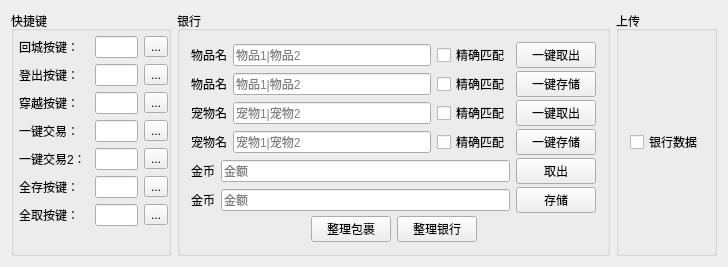
Before: the Qt Designer form MLAssist/GameSysCfgWgt.ui in HBACC0005240/MLAssist, drawn with Qt 5.
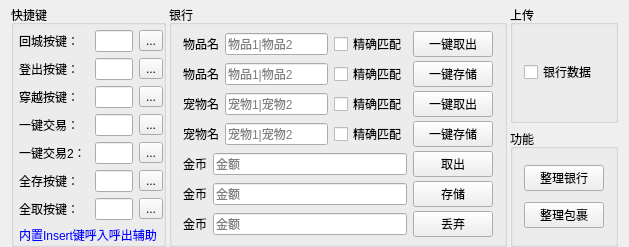
After: the same form once the commit is applied.

Commit message: 修改碎片不能存银行的bug 增加丢钱

Patch:
```diff
--- a/MLAssist/GameSysCfgWgt.ui
+++ b/MLAssist/GameSysCfgWgt.ui
@@ -6,14 +6,23 @@
    <rect>
     <x>0</x>
     <y>0</y>
-    <width>728</width>
-    <height>243</height>
+    <width>629</width>
+    <height>238</height>
    </rect>
   </property>
   <property name="windowTitle">
    <string>GameSysCfgWgt</string>
   </property>
   <layout class="QHBoxLayout" name="horizontalLayout_8">
+   <property name="spacing">
+    <number>3</number>
+   </property>
+   <property name="topMargin">
+    <number>5</number>
+   </property>
+   <property name="bottomMargin">
+    <number>0</number>
+   </property>
    <item>
     <widget class="QGroupBox" name="groupBox">
      <property name="maximumSize">
@@ -261,6 +270,16 @@
         </item>
        </layout>
       </item>
+      <item>
+       <widget class="QLabel" name="label_4">
+        <property name="styleSheet">
+         <string notr="true">color: rgb(0, 0, 255);</string>
+        </property>
+        <property name="text">
+         <string>内置Insert键呼入呼出辅助</string>
+        </property>
+       </widget>
+      </item>
       <item>
        <spacer name="verticalSpacer">
         <property name="orientation">
@@ -286,6 +305,12 @@
       <property name="spacing">
        <number>3</number>
       </property>
+      <property name="topMargin">
+       <number>5</number>
+      </property>
+      <property name="bottomMargin">
+       <number>0</number>
+      </property>
       <item>
        <layout class="QHBoxLayout" name="horizontalLayout_2">
         <item>
@@ -467,50 +492,33 @@
       <item>
        <layout class="QHBoxLayout" name="horizontalLayout_3">
         <item>
-         <spacer name="horizontalSpacer_3">
-          <property name="orientation">
-           <enum>Qt::Horizontal</enum>
+         <widget class="QLabel" name="label_15">
+          <property name="text">
+           <string>金币</string>
           </property>
-          <property name="sizeHint" stdset="0">
-           <size>
-            <width>40</width>
-            <height>20</height>
-           </size>
-          </property>
-         </spacer>
+         </widget>
         </item>
         <item>
-         <widget class="QPushButton" name="pushButton_sortBag">
-          <property name="text">
-           <string>整理包裹</string>
+         <widget class="QLineEdit" name="lineEdit_dropGold">
+          <property name="placeholderText">
+           <string>金额</string>
           </property>
          </widget>
         </item>
         <item>
-         <widget class="QPushButton" name="pushButton_sortBank">
+         <widget class="QPushButton" name="pushButton_dropGold">
           <property name="text">
-           <string>整理银行</string>
+           <string>丢弃</string>
           </property>
          </widget>
         </item>
-        <item>
-         <spacer name="horizontalSpacer_2">
-          <property name="orientation">
-           <enum>Qt::Horizontal</enum>
-          </property>
-          <property name="sizeHint" stdset="0">
-           <size>
-            <width>40</width>
-            <height>20</height>
-           </size>
-          </property>
-         </spacer>
-        </item>
        </layout>
       </item>
      </layout>
     </widget>
    </item>
+   <item>
+    <layout class="QVBoxLayout" name="verticalLayout_3">
    <item>
     <widget class="QGroupBox" name="groupBox_3">
      <property name="title">
@@ -526,6 +534,31 @@
       </item>
      </layout>
     </widget>
+     </item>
+     <item>
+      <widget class="QGroupBox" name="groupBox_4">
+       <property name="title">
+        <string>功能</string>
+       </property>
+       <layout class="QVBoxLayout" name="verticalLayout_4">
+        <item>
+         <widget class="QPushButton" name="pushButton_sortBank">
+          <property name="text">
+           <string>整理银行</string>
+          </property>
+         </widget>
+        </item>
+        <item>
+         <widget class="QPushButton" name="pushButton_sortBag">
+          <property name="text">
+           <string>整理包裹</string>
+          </property>
+         </widget>
+        </item>
+       </layout>
+      </widget>
+     </item>
+    </layout>
    </item>
    <item>
     <spacer name="horizontalSpacer">
```
Left out of the diff: 2 changed lines with no effect on the pictures. Lines whose indentation alone changed are shown as unchanged. The commit also changes 5 other files.
